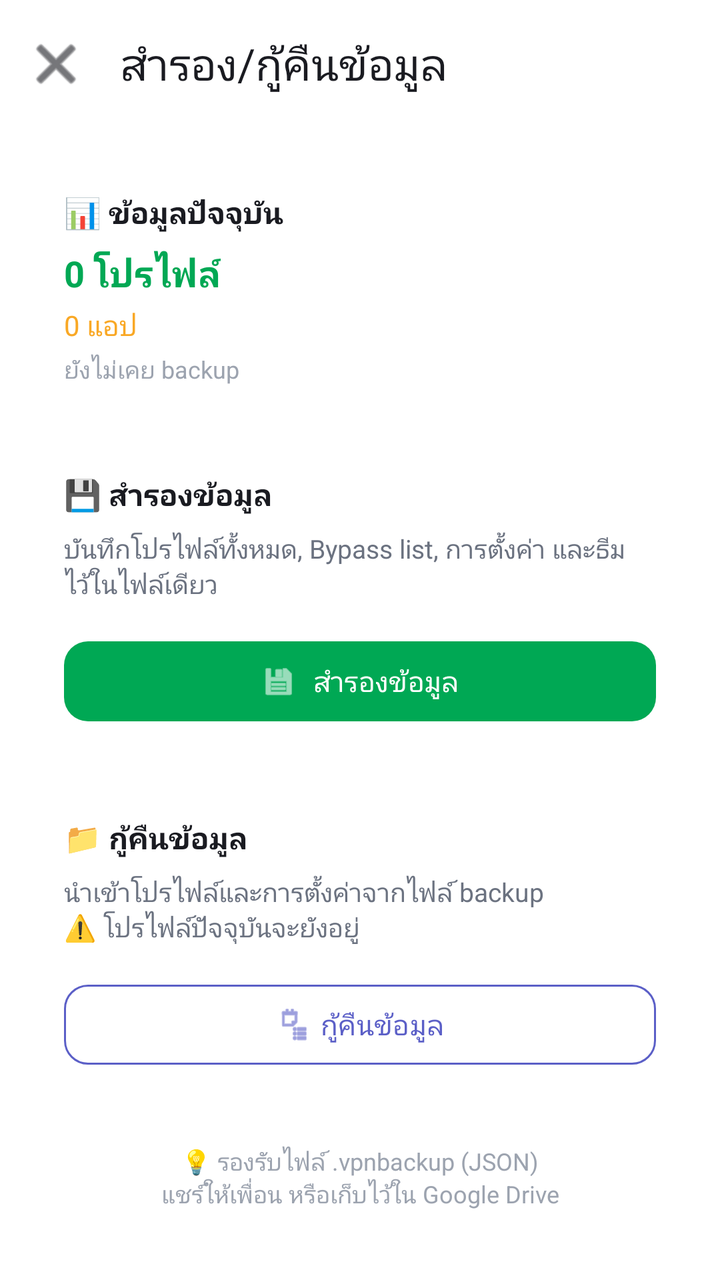
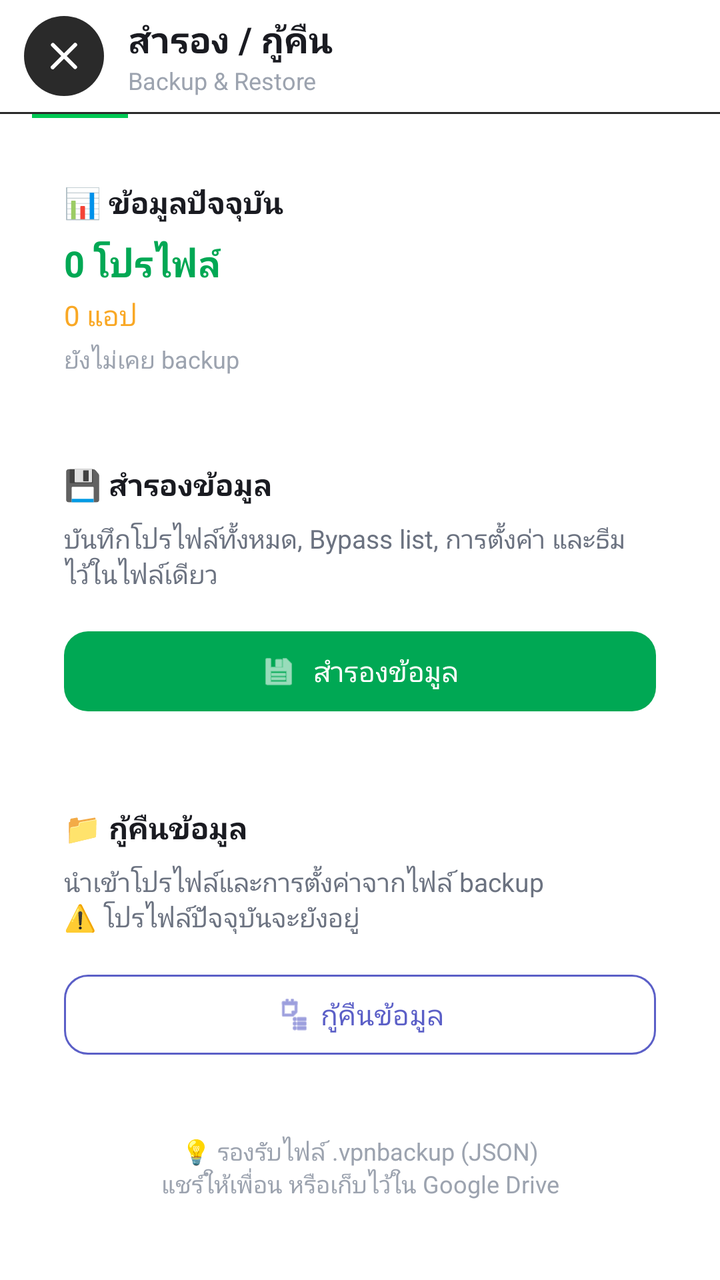

Before-and-after screenshots of an Android layout around one commit, followed by the original layout XML and the change that was made.
<!-- AndroidManifest.xml: application theme Theme.MyApp -->
<!-- res/layout/activity_backup.xml -->
<?xml version="1.0" encoding="utf-8"?>
<LinearLayout xmlns:android="http://schemas.android.com/apk/res/android"
    xmlns:app="http://schemas.android.com/apk/res-auto"
    android:layout_width="match_parent"
    android:layout_height="match_parent"
    android:background="@color/window_background"
    android:orientation="vertical">

    <com.google.android.material.appbar.MaterialToolbar
        android:id="@+id/toolbar"
        android:layout_width="match_parent"
        android:layout_height="?attr/actionBarSize"
        android:background="@color/toolbar_background"
        app:navigationIcon="@android:drawable/ic_menu_close_clear_cancel"
        app:navigationIconTint="@color/toolbar_icon"
        app:title="สำรอง/กู้คืนข้อมูล"
        app:titleTextColor="@color/toolbar_title" />

    <ScrollView
        android:layout_width="match_parent"
        android:layout_height="match_parent"
        android:fillViewport="true">

        <LinearLayout
            android:layout_width="match_parent"
            android:layout_height="wrap_content"
            android:orientation="vertical"
            android:padding="16dp">

            
            <com.google.android.material.card.MaterialCardView
                android:id="@+id/cardBackupInfo"
                android:layout_width="match_parent"
                android:layout_height="wrap_content"
                android:layout_marginBottom="12dp"
                app:cardBackgroundColor="@color/card_background"
                app:cardCornerRadius="16dp"
                app:cardElevation="0dp"
                app:strokeWidth="0dp">

                <LinearLayout
                    android:layout_width="match_parent"
                    android:layout_height="wrap_content"
                    android:orientation="vertical"
                    android:padding="16dp">

                    <TextView
                        android:layout_width="wrap_content"
                        android:layout_height="wrap_content"
                        android:text="📊 ข้อมูลปัจจุบัน"
                        android:textColor="@color/text_primary"
                        android:textSize="15sp"
                        android:textStyle="bold" />

                    <TextView
                        android:id="@+id/txtProfileCount"
                        android:layout_width="wrap_content"
                        android:layout_height="wrap_content"
                        android:layout_marginTop="8dp"
                        android:text="0 โปรไฟล์"
                        android:textColor="@color/accent_green"
                        android:textSize="18sp"
                        android:textStyle="bold" />

                    <TextView
                        android:id="@+id/txtBypassCount"
                        android:layout_width="wrap_content"
                        android:layout_height="wrap_content"
                        android:layout_marginTop="4dp"
                        android:text="0 แอป"
                        android:textColor="@color/vpn_connecting"
                        android:textSize="14sp" />

                    <TextView
                        android:id="@+id/txtLastBackup"
                        android:layout_width="wrap_content"
                        android:layout_height="wrap_content"
                        android:layout_marginTop="4dp"
                        android:text="ยังไม่เคย backup"
                        android:textColor="@color/text_muted"
                        android:textSize="12sp" />
                </LinearLayout>
            </com.google.android.material.card.MaterialCardView>

            
            <com.google.android.material.card.MaterialCardView
                android:layout_width="match_parent"
                android:layout_height="wrap_content"
                android:layout_marginBottom="12dp"
                app:cardBackgroundColor="@color/card_background"
                app:cardCornerRadius="16dp"
                app:cardElevation="0dp"
                app:strokeWidth="0dp">

                <LinearLayout
                    android:layout_width="match_parent"
                    android:layout_height="wrap_content"
                    android:orientation="vertical"
                    android:padding="16dp">

                    <TextView
                        android:layout_width="wrap_content"
                        android:layout_height="wrap_content"
                        android:text="💾 สำรองข้อมูล"
                        android:textColor="@color/text_primary"
                        android:textSize="15sp"
                        android:textStyle="bold" />

                    <TextView
                        android:layout_width="match_parent"
                        android:layout_height="wrap_content"
                        android:layout_marginTop="8dp"
                        android:text="บันทึกโปรไฟล์ทั้งหมด, Bypass list, การตั้งค่า และธีม ไว้ในไฟล์เดียว"
                        android:textColor="@color/text_secondary"
                        android:textSize="13sp" />

                    <com.google.android.material.button.MaterialButton
                        android:id="@+id/btnBackup"
                        android:layout_width="match_parent"
                        android:layout_height="wrap_content"
                        android:layout_marginTop="16dp"
                        android:text="สำรองข้อมูล"
                        android:textColor="@color/md_theme_on_primary"
                        app:backgroundTint="@color/accent_green"
                        app:cornerRadius="12dp"
                        app:icon="@android:drawable/ic_menu_save"
                        app:iconGravity="textStart"
                        app:iconTint="@color/md_theme_on_primary" />
                </LinearLayout>
            </com.google.android.material.card.MaterialCardView>

            
            <com.google.android.material.card.MaterialCardView
                android:id="@+id/cardRestoreInfo"
                android:layout_width="match_parent"
                android:layout_height="wrap_content"
                android:layout_marginBottom="12dp"
                app:cardBackgroundColor="@color/card_background"
                app:cardCornerRadius="16dp"
                app:cardElevation="0dp"
                app:strokeWidth="0dp">

                <LinearLayout
                    android:layout_width="match_parent"
                    android:layout_height="wrap_content"
                    android:orientation="vertical"
                    android:padding="16dp">

                    <TextView
                        android:layout_width="wrap_content"
                        android:layout_height="wrap_content"
                        android:text="📁 กู้คืนข้อมูล"
                        android:textColor="@color/text_primary"
                        android:textSize="15sp"
                        android:textStyle="bold" />

                    <TextView
                        android:layout_width="match_parent"
                        android:layout_height="wrap_content"
                        android:layout_marginTop="8dp"
                        android:text="นำเข้าโปรไฟล์และการตั้งค่าจากไฟล์ backup\n⚠️ โปรไฟล์ปัจจุบันจะยังอยู่"
                        android:textColor="@color/text_secondary"
                        android:textSize="13sp" />

                    <com.google.android.material.button.MaterialButton
                        android:id="@+id/btnRestore"
                        style="@style/Widget.Material3.Button.OutlinedButton"
                        android:layout_width="match_parent"
                        android:layout_height="wrap_content"
                        android:layout_marginTop="16dp"
                        android:text="กู้คืนข้อมูล"
                        android:textColor="@color/md_theme_primary"
                        app:cornerRadius="12dp"
                        app:icon="@android:drawable/ic_menu_agenda"
                        app:iconGravity="textStart"
                        app:iconTint="@color/md_theme_primary"
                        app:strokeColor="@color/md_theme_primary" />
                </LinearLayout>
            </com.google.android.material.card.MaterialCardView>

            <TextView
                android:layout_width="match_parent"
                android:layout_height="wrap_content"
                android:gravity="center"
                android:paddingTop="8dp"
                android:text="💡 รองรับไฟล์ .vpnbackup (JSON)\nแชร์ให้เพื่อน หรือเก็บไว้ใน Google Drive"
                android:textColor="@color/text_muted"
                android:textSize="12sp" />
        </LinearLayout>
    </ScrollView>
</LinearLayout>
<!-- resources referenced by this layout -->
<resources>
  <color name="accent_green">#00A854</color>
  <color name="card_background">#FFFFFF</color>
  <color name="md_theme_on_primary">#FFFFFF</color>
  <color name="md_theme_primary">#5B5FC7</color>
  <color name="text_muted">#9CA3AF</color>
  <color name="text_primary">#1A1B21</color>
  <color name="text_secondary">#6B7280</color>
  <color name="toolbar_background">#FFFFFF</color>
  <color name="toolbar_icon">#1A1B21</color>
  <color name="toolbar_title">#1A1B21</color>
  <color name="vpn_connecting">#F9A825</color>
  <color name="window_background">#FFFFFF</color>
  <style name="Theme.MyApp" parent="Theme.Material3.DayNight.NoActionBar">
          <item name="colorPrimary">@color/accent_green</item>
          <item name="colorOnPrimary">#FFFFFF</item>
          <item name="colorPrimaryContainer">@color/md_theme_primary_container</item>
          <item name="colorOnPrimaryContainer">@color/md_theme_on_primary_container</item>
          <item name="colorSecondary">@color/md_theme_secondary</item>
          <item name="colorOnSecondary">@color/md_theme_on_secondary</item>
          <item name="colorSecondaryContainer">@color/md_theme_secondary_container</item>
          <item name="colorOnSecondaryContainer">@color/md_theme_on_secondary_container</item>
          <item name="colorTertiary">@color/md_theme_tertiary</item>
          <item name="colorOnTertiary">@color/md_theme_on_tertiary</item>
          <item name="colorError">@color/md_theme_error</item>
          <item name="colorOnError">@color/md_theme_on_error</item>
          <item name="android:colorBackground">@color/window_background</item>
          <item name="colorOnBackground">@color/text_primary</item>
          <item name="colorSurface">@color/card_background</item>
          <item name="colorOnSurface">@color/text_primary</item>
          <item name="colorSurfaceVariant">@color/md_theme_surface_variant</item>
          <item name="colorOnSurfaceVariant">@color/text_secondary</item>
          <item name="colorOutline">@color/divider</item>
          <item name="android:statusBarColor">@color/status_bar</item>
          <item name="android:navigationBarColor">@color/bottom_nav_background</item>
          <item name="android:windowBackground">@color/window_background</item>
          <item name="android:windowLightStatusBar">true</item>
      </style>
  <color name="md_theme_primary_container">#E0E0FF</color>
  <color name="md_theme_on_primary_container">#12134A</color>
  <color name="md_theme_secondary">#5A5D72</color>
  <color name="md_theme_on_secondary">#FFFFFF</color>
  <color name="md_theme_secondary_container">#DFE1F9</color>
  <color name="md_theme_on_secondary_container">#171B2C</color>
  <color name="md_theme_tertiary">#006B5F</color>
  <color name="md_theme_on_tertiary">#FFFFFF</color>
  <color name="md_theme_error">#BA1A1A</color>
  <color name="md_theme_on_error">#FFFFFF</color>
  <color name="md_theme_surface_variant">#E3E1EC</color>
  <color name="divider">#E5E7EB</color>
  <color name="status_bar">#FFFFFF</color>
  <color name="bottom_nav_background">#FFFFFF</color>
</resources>

<!-- the commit's change to res/layout/activity_backup.xml (unified diff, before → after) -->
@@ -6,15 +6,69 @@
     android:background="@color/window_background"
     android:orientation="vertical">
 
-    <com.google.android.material.appbar.MaterialToolbar
-        android:id="@+id/toolbar"
+    
+    <LinearLayout
         android:layout_width="match_parent"
-        android:layout_height="?attr/actionBarSize"
-        android:background="@color/toolbar_background"
-        app:navigationIcon="@android:drawable/ic_menu_close_clear_cancel"
-        app:navigationIconTint="@color/toolbar_icon"
-        app:title="สำรอง/กู้คืนข้อมูล"
-        app:titleTextColor="@color/toolbar_title" />
+        android:layout_height="wrap_content"
+        android:background="@color/window_background"
+        android:orientation="vertical">
+
+        <LinearLayout
+            android:layout_width="match_parent"
+            android:layout_height="56dp"
+            android:gravity="center_vertical"
+            android:orientation="horizontal"
+            android:paddingHorizontal="12dp">
+
+            <ImageButton
+                android:id="@+id/btnClose"
+                android:layout_width="40dp"
+                android:layout_height="40dp"
+                android:background="@drawable/bg_close_circle"
+                android:contentDescription="ปิด"
+                android:padding="8dp"
+                android:scaleType="centerInside"
+                android:src="@drawable/ic_close_24" />
+
+            <LinearLayout
+                android:layout_width="0dp"
+                android:layout_height="wrap_content"
+                android:layout_marginStart="12dp"
+                android:layout_weight="1"
+                android:orientation="vertical">
+
+                <TextView
+                    android:layout_width="match_parent"
+                    android:layout_height="wrap_content"
+                    android:ellipsize="end"
+                    android:maxLines="1"
+                    android:text="สำรอง / กู้คืน"
+                    android:textColor="@color/text_primary"
+                    android:textSize="18sp"
+                    android:textStyle="bold" />
+
+                <TextView
+                    android:layout_width="match_parent"
+                    android:layout_height="wrap_content"
+                    android:ellipsize="end"
+                    android:maxLines="1"
+                    android:text="Backup &amp; Restore"
+                    android:textColor="@color/text_muted"
+                    android:textSize="12sp" />
+            </LinearLayout>
+        </LinearLayout>
+
+        <View
+            android:layout_width="match_parent"
+            android:layout_height="1dp"
+            android:background="#2A2A2A" />
+        <View
+            android:layout_width="48dp"
+            android:layout_height="2dp"
+            android:layout_marginStart="16dp"
+            android:background="#00C853" />
+    </LinearLayout>
+
 
     <ScrollView
         android:layout_width="match_parent"
<!-- resource entries referenced after the edit -->
@@ -7,11 +7,30 @@
   <color name="text_muted">#9CA3AF</color>
   <color name="text_primary">#1A1B21</color>
   <color name="text_secondary">#6B7280</color>
-  <color name="toolbar_background">#FFFFFF</color>
-  <color name="toolbar_icon">#1A1B21</color>
-  <color name="toolbar_title">#1A1B21</color>
   <color name="vpn_connecting">#F9A825</color>
   <color name="window_background">#FFFFFF</color>
+  <!-- drawable bg_close_circle (drawable) -->
+  <?xml version="1.0" encoding="utf-8"?>
+  <ripple xmlns:android="http://schemas.android.com/apk/res/android"
+      android:color="#33FFFFFF">
+      <item>
+          <shape android:shape="oval">
+              <solid android:color="#2A2A2A" />
+              <size android:width="40dp" android:height="40dp" />
+          </shape>
+      </item>
+  </ripple>
+  <!-- drawable ic_close_24 (drawable) -->
+  <?xml version="1.0" encoding="utf-8"?>
+  <vector xmlns:android="http://schemas.android.com/apk/res/android"
+      android:width="24dp"
+      android:height="24dp"
+      android:viewportWidth="24"
+      android:viewportHeight="24">
+      <path
+          android:fillColor="#FFFFFF"
+          android:pathData="M18.3,5.71a1,1 0 0,0 -1.41,0L12,10.59 7.11,5.7A1,1 0 0,0 5.7,7.11L10.59,12 5.7,16.89a1,1 0 1,0 1.41,1.41L12,13.41l4.89,4.89a1,1 0 0,0 1.41,-1.41L13.41,12l4.89,-4.89a1,1 0 0,0 0,-1.4z" />
+  </vector>
   <style name="Theme.MyApp" parent="Theme.Material3.DayNight.NoActionBar">
           <item name="colorPrimary">@color/accent_green</item>
           <item name="colorOnPrimary">#FFFFFF</item>
